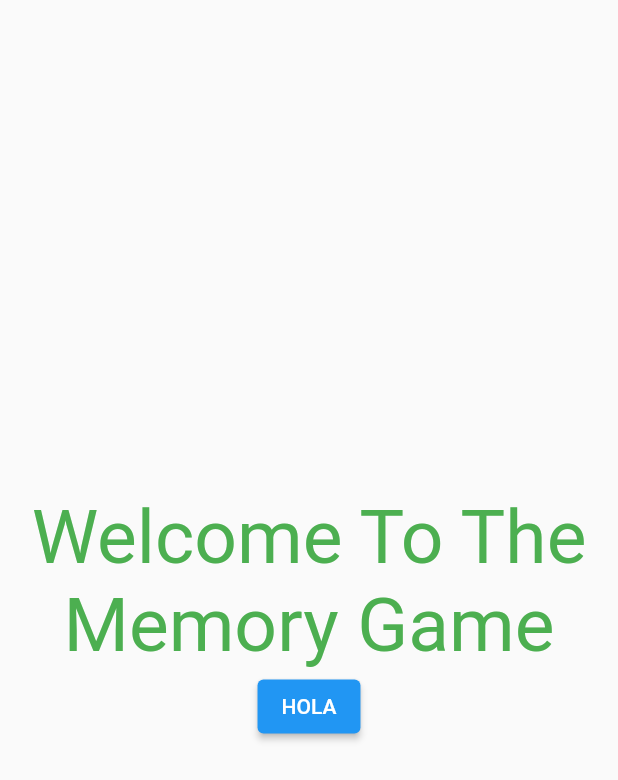
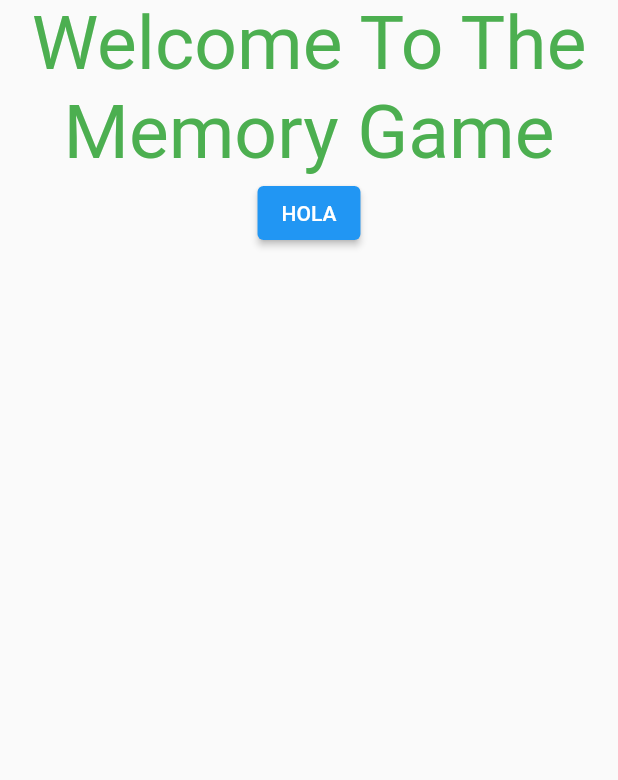
Before and after one commit to Racso1624/Memory-Game, a Flutter app: the screen it shows after launch, on a phone screen of 412 x 824 dp. Shown: the top 780 px of the screen. Run offline on Flutter 3.47's test engine with Material 2 defaults, Android fonts, the phone set to English and light mode, and no system bars.

Commit message:
Se agregan elementos a landing page

```diff
--- a/lib/landing_page.dart
+++ b/lib/landing_page.dart
@@ -10,11 +10,13 @@ class _LandingPageState extends State<LandingPage>{
   Widget build(BuildContext context){
     return Scaffold(
       // body is the majority of the screen.
-      body: Container(
-        alignment: Alignment(0.5, -0.5),
-        child: Column(
-          mainAxisAlignment: MainAxisAlignment.center,
+      body: Column(
         children: [
+          Column(
+            children: [
+              Container(
+                alignment: Alignment(0.5, 0.5),
+                child:
                   Text(
                       'Welcome To The Memory Game',
                       style: TextStyle(
@@ -23,9 +25,15 @@ class _LandingPageState extends State<LandingPage>{
                       ),
                       textAlign: TextAlign.center,
                     ),
+              ),
+              Container(
+                alignment: Alignment(0, -0.5),
+                child:
                   ElevatedButton(onPressed: (){}, child: Text('HOLA'),),
+              )
             ]
           ),
+        ],
       ),
     );
   }
```
Also changed, not shown: 1 other file. Lines whose indentation alone changed are shown as unchanged.
